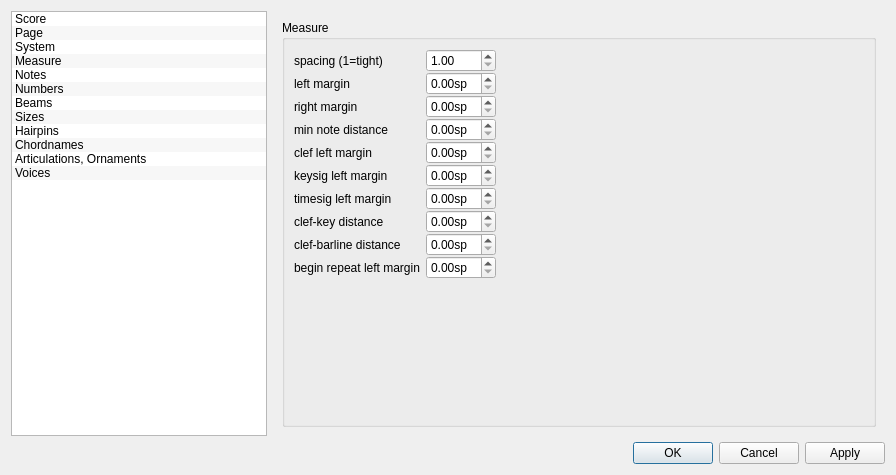
This is mscore/mscore/editstyle.ui in musescore/musescore-old as Qt 5 draws it before an edit. The edited form follows.
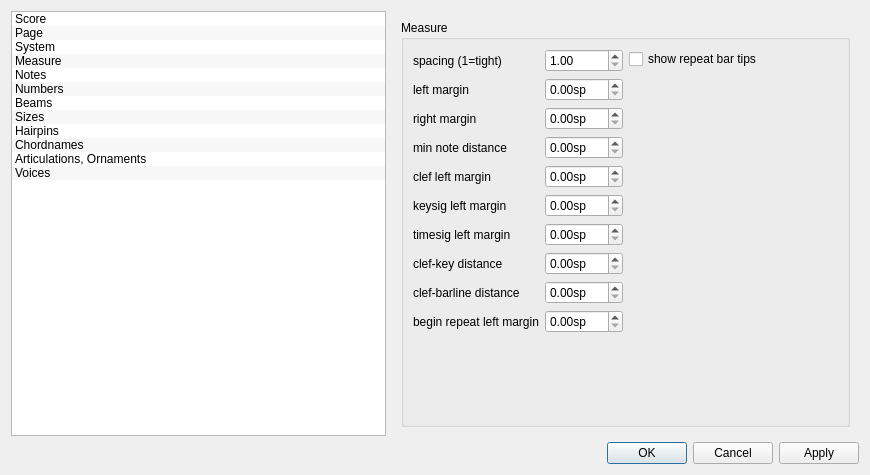
This is the edited form. The open tabs and pages were chosen to show the change. Icons and pictures are not drawn.

```diff
--- a/mscore/mscore/editstyle.ui
+++ b/mscore/mscore/editstyle.ui
@@ -6,7 +6,7 @@
    <rect>
     <x>0</x>
     <y>0</y>
-    <width>896</width>
+    <width>870</width>
     <height>475</height>
    </rect>
   </property>
@@ -17,7 +17,7 @@
    <item row="0" column="0">
     <widget class="QListWidget" name="pageList">
      <property name="sizePolicy">
-      <sizepolicy hsizetype="Preferred" vsizetype="Expanding">
+      <sizepolicy hsizetype="MinimumExpanding" vsizetype="Expanding">
        <horstretch>0</horstretch>
        <verstretch>0</verstretch>
       </sizepolicy>
@@ -108,7 +108,7 @@
       </sizepolicy>
      </property>
      <property name="currentIndex">
-      <number>9</number>
+      <number>0</number>
      </property>
      <widget class="QWidget" name="Seite_5">
       <layout class="QVBoxLayout" name="verticalLayout_6">
@@ -685,20 +685,20 @@
          <property name="flat">
           <bool>true</bool>
          </property>
-         <layout class="QGridLayout" name="gridLayout_2">
-          <item row="0" column="0">
+         <layout class="QHBoxLayout" name="horizontalLayout_2">
+          <item>
            <layout class="QFormLayout" name="formLayout_2">
-            <property name="fieldGrowthPolicy">
-             <enum>QFormLayout::AllNonFixedFieldsGrow</enum>
-            </property>
-            <property name="verticalSpacing">
-             <number>0</number>
-            </property>
             <item row="0" column="0">
              <widget class="QLabel" name="label_11">
               <property name="text">
                <string>spacing (1=tight)</string>
               </property>
+              <property name="textFormat">
+               <enum>Qt::AutoText</enum>
+              </property>
+              <property name="wordWrap">
+               <bool>true</bool>
+              </property>
              </widget>
             </item>
             <item row="0" column="1">
@@ -719,6 +719,9 @@
               <property name="text">
                <string>left margin</string>
               </property>
+              <property name="wordWrap">
+               <bool>true</bool>
+              </property>
              </widget>
             </item>
             <item row="1" column="1">
@@ -739,6 +742,9 @@
               <property name="text">
                <string>right margin</string>
               </property>
+              <property name="wordWrap">
+               <bool>true</bool>
+              </property>
              </widget>
             </item>
             <item row="2" column="1">
@@ -759,6 +765,9 @@
               <property name="text">
                <string>min note distance</string>
               </property>
+              <property name="wordWrap">
+               <bool>true</bool>
+              </property>
              </widget>
             </item>
             <item row="3" column="1">
@@ -779,6 +788,9 @@
               <property name="text">
                <string>clef left margin</string>
               </property>
+              <property name="wordWrap">
+               <bool>true</bool>
+              </property>
              </widget>
             </item>
             <item row="4" column="1">
@@ -799,6 +811,9 @@
               <property name="text">
                <string>keysig left margin</string>
               </property>
+              <property name="wordWrap">
+               <bool>true</bool>
+              </property>
              </widget>
             </item>
             <item row="5" column="1">
@@ -819,6 +834,9 @@
               <property name="text">
                <string>timesig left margin</string>
               </property>
+              <property name="wordWrap">
+               <bool>true</bool>
+              </property>
              </widget>
             </item>
             <item row="6" column="1">
@@ -839,6 +857,9 @@
               <property name="text">
                <string>clef-key distance</string>
               </property>
+              <property name="wordWrap">
+               <bool>true</bool>
+              </property>
              </widget>
             </item>
             <item row="7" column="1">
@@ -854,31 +875,14 @@
               </property>
              </widget>
             </item>
-            <item row="9" column="0">
-             <widget class="QLabel" name="label_17">
-              <property name="text">
-               <string>begin repeat left margin</string>
-              </property>
-             </widget>
-            </item>
-            <item row="9" column="1">
-             <widget class="QDoubleSpinBox" name="beginRepeatLeftMargin">
-              <property name="sizePolicy">
-               <sizepolicy hsizetype="Preferred" vsizetype="Fixed">
-                <horstretch>0</horstretch>
-                <verstretch>0</verstretch>
-               </sizepolicy>
-              </property>
-              <property name="suffix">
-               <string>sp</string>
-              </property>
-             </widget>
-            </item>
             <item row="8" column="0">
              <widget class="QLabel" name="label_53">
               <property name="text">
                <string>clef-barline distance</string>
               </property>
+              <property name="wordWrap">
+               <bool>true</bool>
+              </property>
              </widget>
             </item>
             <item row="8" column="1">
@@ -888,33 +892,54 @@
               </property>
              </widget>
             </item>
+            <item row="9" column="0">
+             <widget class="QLabel" name="label_17">
+              <property name="text">
+               <string>begin repeat left margin</string>
+              </property>
+              <property name="wordWrap">
+               <bool>true</bool>
+              </property>
+             </widget>
+            </item>
+            <item row="9" column="1">
+             <widget class="QDoubleSpinBox" name="beginRepeatLeftMargin">
+              <property name="sizePolicy">
+               <sizepolicy hsizetype="Preferred" vsizetype="Fixed">
+                <horstretch>0</horstretch>
+                <verstretch>0</verstretch>
+               </sizepolicy>
+              </property>
+              <property name="suffix">
+               <string>sp</string>
+              </property>
+             </widget>
+            </item>
            </layout>
           </item>
-          <item row="0" column="1">
-           <spacer name="horizontalSpacer">
-            <property name="orientation">
-             <enum>Qt::Horizontal</enum>
-            </property>
-            <property name="sizeHint" stdset="0">
-             <size>
-              <width>242</width>
-              <height>20</height>
-             </size>
-            </property>
-           </spacer>
-          </item>
-          <item row="1" column="0">
-           <spacer name="verticalSpacer_4">
-            <property name="orientation">
-             <enum>Qt::Vertical</enum>
-            </property>
-            <property name="sizeHint" stdset="0">
-             <size>
-              <width>20</width>
-              <height>34</height>
-             </size>
-            </property>
-           </spacer>
+          <item>
+           <layout class="QVBoxLayout" name="verticalLayout_13">
+            <item>
+             <widget class="QCheckBox" name="showRepeatBarTips">
+              <property name="text">
+               <string>show repeat bar tips</string>
+              </property>
+             </widget>
+            </item>
+            <item>
+             <spacer name="verticalSpacer_4">
+              <property name="orientation">
+               <enum>Qt::Vertical</enum>
+              </property>
+              <property name="sizeHint" stdset="0">
+               <size>
+                <width>20</width>
+                <height>40</height>
+               </size>
+              </property>
+             </spacer>
+            </item>
+           </layout>
           </item>
          </layout>
         </widget>
```
